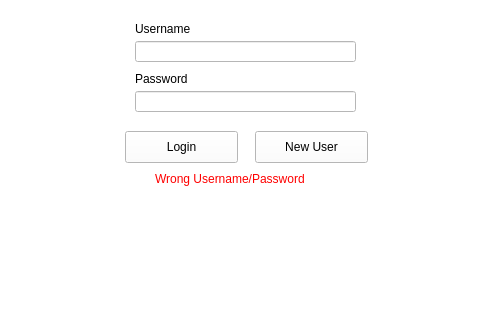
Qt form ProjectSAS/application.ui (SimenSch/ProjectSAS) before a commit; both pictures show x 155 to 635 and y 269 to 589 of the 777 by 589 pixel window.
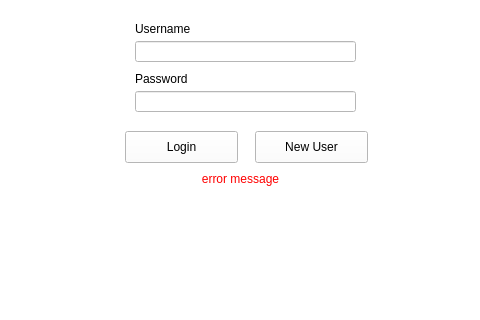
The same form after that commit. The open tabs and pages were chosen to show the change. Icons and pictures are not drawn.

What changed in the file:
```diff
--- a/ProjectSAS/application.ui
+++ b/ProjectSAS/application.ui
@@ -117,7 +117,10 @@
       <string notr="true">color: red;</string>
      </property>
      <property name="text">
-      <string>Wrong Username/Password</string>
+      <string>error message</string>
+     </property>
+     <property name="alignment">
+      <set>Qt::AlignCenter</set>
      </property>
     </widget>
     <widget class="QLabel" name="sasPicLabel">
```
Left out of the diff: 9 changed lines with no effect on the pictures.
